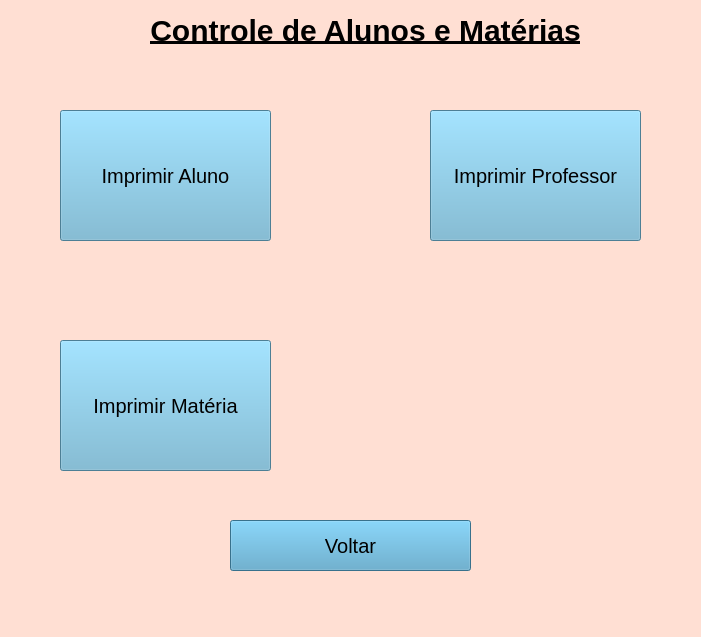
Qt form ProjetoFinal/Selec_imprimir.ui (Fernando-maruba/Trabalho-Final-POO) before a commit.
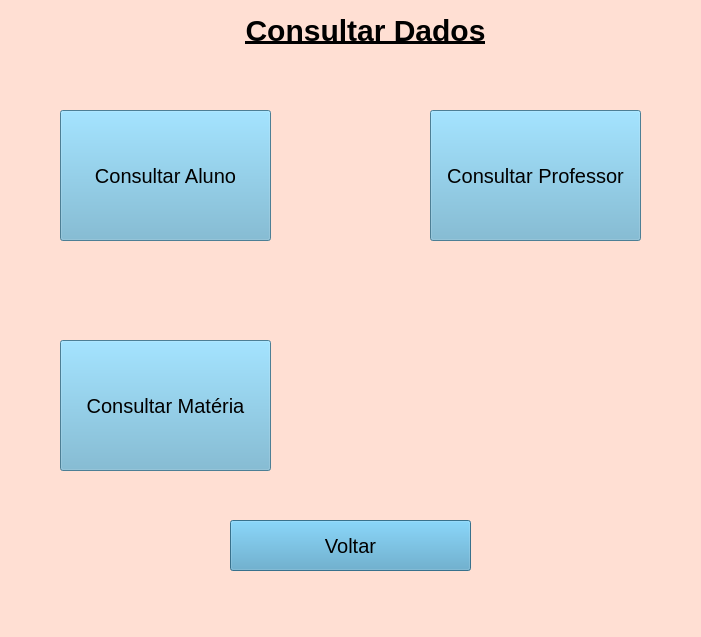
The same form after that commit.

```diff
--- a/ProjetoFinal/Selec_imprimir.ui
+++ b/ProjetoFinal/Selec_imprimir.ui
@@ -477,7 +477,7 @@
      <string notr="true">font-size:30px;</string>
     </property>
     <property name="text">
-     <string>Controle de Alunos e Matérias</string>
+     <string>Consultar Dados</string>
     </property>
     <property name="alignment">
      <set>Qt::AlignCenter</set>
@@ -498,7 +498,7 @@
 background-color:#6CB2D1</string>
     </property>
     <property name="text">
-     <string>Imprimir Aluno</string>
+     <string>Consultar Aluno</string>
     </property>
    </widget>
    <widget class="QPushButton" name="pushButton_2">
@@ -516,7 +516,7 @@
 background-color:#6CB2D1</string>
     </property>
     <property name="text">
-     <string>Imprimir Professor</string>
+     <string>Consultar Professor</string>
     </property>
    </widget>
    <widget class="QPushButton" name="pushButton_3">
@@ -534,7 +534,7 @@
 background-color:#6CB2D1</string>
     </property>
     <property name="text">
-     <string>Imprimir Matéria</string>
+     <string>Consultar Matéria</string>
     </property>
    </widget>
    <widget class="QPushButton" name="pushButton_5">
```
